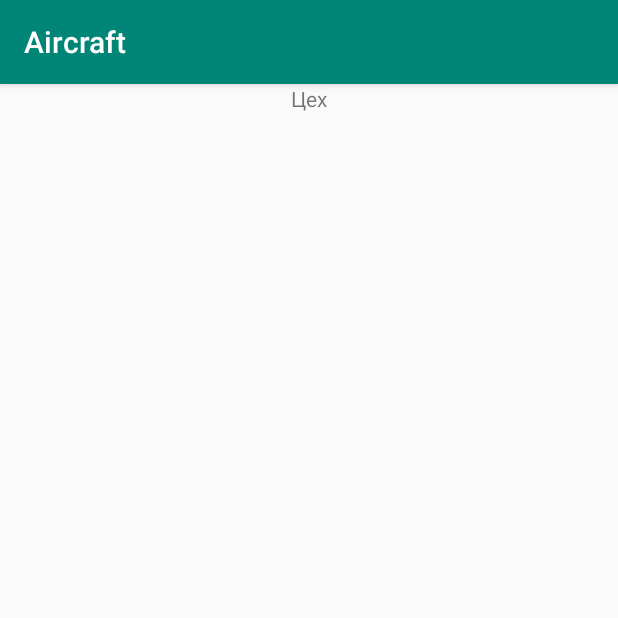
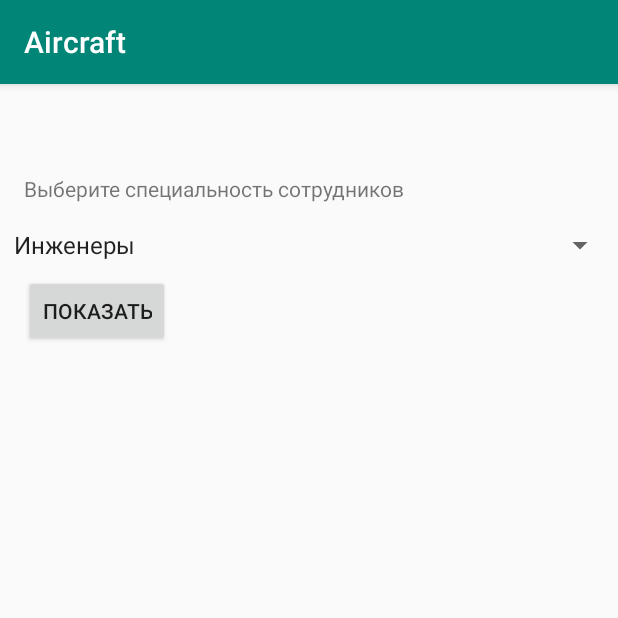
Before and after one commit to Meg-geek/android_learning, an Android app: the fragment StaffAllFragment shown on its own in the app's theme, on a phone screen of 412 x 824 dp, the top half of it. Run offline under Robolectric (Android 15) with nearby library versions, the phone set to English and light mode, and no system bars.

Commit message:
add staff main form

```diff
--- a/Aircraft/app/src/main/java/com/nsu/db/aircraft/view/MainActivity.java
+++ b/Aircraft/app/src/main/java/com/nsu/db/aircraft/view/MainActivity.java
@@ -18,6 +18,7 @@ import com.nsu.db.aircraft.R;
 import com.nsu.db.aircraft.view.company.company.CompanyFragment;
 import com.nsu.db.aircraft.view.company.guild.GuildMainFragment;
 import com.nsu.db.aircraft.view.company.site.SiteMainFragment;
+import com.nsu.db.aircraft.view.staff.StaffMainFragment;
 
 
 public class MainActivity extends AppCompatActivity
@@ -76,6 +77,9 @@ public class MainActivity extends AppCompatActivity
             case R.id.site_menu_item:
                 startFragment(new SiteMainFragment());
                 break;
+            case R.id.staff_menu_item:
+                startFragment(new StaffMainFragment());
+                break;
             default:
                 startFragment(new HomeFragment());
         }
--- a/Aircraft/app/src/main/java/com/nsu/db/aircraft/view/company/guild/GuildDetailFragment.java
+++ b/Aircraft/app/src/main/java/com/nsu/db/aircraft/view/company/guild/GuildDetailFragment.java
@@ -100,6 +100,7 @@ public class GuildDetailFragment extends FragmentWithFragmentActivity {
                             return;
                         }
                         showTextOnScreen(GUILD_SUCCESSFUL_ADD);
+                        startFragment(new GuildMainFragment());
                     }
 
                     @Override
--- a/Aircraft/app/src/main/java/com/nsu/db/aircraft/view/FragmentSecond.java
+++ b/Aircraft/app/src/main/java/com/nsu/db/aircraft/view/staff/StaffAllFragment.java
@@ -1,5 +1,4 @@
-package com.nsu.db.aircraft.view;
-
+package com.nsu.db.aircraft.view.staff;
 
 import android.os.Bundle;
 import android.view.LayoutInflater;
@@ -10,11 +9,9 @@ import androidx.fragment.app.Fragment;
 
 import com.nsu.db.aircraft.R;
 
+public class StaffAllFragment extends Fragment {
 
-public class FragmentSecond extends Fragment {
-
-
-    public FragmentSecond() {
+    public StaffAllFragment() {
         // Required empty public constructor
     }
 
@@ -23,7 +20,6 @@ public class FragmentSecond extends Fragment {
     public View onCreateView(LayoutInflater inflater, ViewGroup container,
                              Bundle savedInstanceState) {
         // Inflate the layout for this fragment
-        return inflater.inflate(R.layout.fragment_fragment_second, container, false);
+        return inflater.inflate(R.layout.fragment_staff_all, container, false);
     }
-
 }
--- a/Aircraft/app/src/main/res/layout/fragment_fragment_second.xml
+++ /dev/null
@@ -1,18 +0,0 @@
-<?xml version="1.0" encoding="utf-8"?>
-<androidx.constraintlayout.widget.ConstraintLayout xmlns:android="http://schemas.android.com/apk/res/android"
-    xmlns:app="http://schemas.android.com/apk/res-auto"
-    xmlns:tools="http://schemas.android.com/tools"
-    android:layout_width="match_parent"
-    android:layout_height="match_parent"
-    tools:context=".view.FragmentSecond">
-
-
-    <TextView
-        android:id="@+id/textView3"
-        android:layout_width="wrap_content"
-        android:layout_height="wrap_content"
-        android:text="Цех"
-        app:layout_constraintEnd_toEndOf="parent"
-        app:layout_constraintStart_toStartOf="parent"
-        tools:layout_editor_absoluteY="344dp" />
-</androidx.constraintlayout.widget.ConstraintLayout>
--- /dev/null
+++ b/Aircraft/app/src/main/res/layout/fragment_staff_all.xml
@@ -0,0 +1,66 @@
+<?xml version="1.0" encoding="utf-8"?>
+<androidx.constraintlayout.widget.ConstraintLayout xmlns:android="http://schemas.android.com/apk/res/android"
+    xmlns:app="http://schemas.android.com/apk/res-auto"
+    xmlns:tools="http://schemas.android.com/tools"
+    android:layout_width="match_parent"
+    android:layout_height="match_parent"
+    tools:context=".view.staff.StaffAllFragment">
+
+
+    <TextView
+        android:id="@+id/load_text"
+        android:layout_width="109dp"
+        android:layout_height="33dp"
+        android:layout_marginTop="16dp"
+        android:text="@string/load_text"
+        android:textSize="20sp"
+        android:visibility="invisible"
+        app:layout_constraintBottom_toBottomOf="parent"
+        app:layout_constraintEnd_toEndOf="parent"
+        app:layout_constraintStart_toStartOf="parent"
+        app:layout_constraintTop_toBottomOf="@+id/staff_category_spinner" />
+
+    <ListView
+        android:id="@+id/staff_list_view"
+        android:layout_width="match_parent"
+        android:layout_height="wrap_content"
+        android:layout_marginTop="24dp"
+        app:layout_constraintBottom_toBottomOf="parent"
+        app:layout_constraintEnd_toEndOf="parent"
+        app:layout_constraintStart_toStartOf="parent"
+        app:layout_constraintTop_toBottomOf="@+id/staff_category_spinner" />
+
+    <TextView
+        android:id="@+id/textView3"
+        android:layout_width="wrap_content"
+        android:layout_height="wrap_content"
+        android:layout_marginStart="16dp"
+        android:layout_marginTop="60dp"
+        android:text="@string/choose_category_text"
+        app:layout_constraintStart_toStartOf="parent"
+        app:layout_constraintTop_toTopOf="parent" />
+
+    <Spinner
+        android:id="@+id/staff_category_spinner"
+        android:layout_width="409dp"
+        android:layout_height="wrap_content"
+        android:layout_marginStart="16dp"
+        android:layout_marginTop="16dp"
+        android:layout_marginEnd="16dp"
+        android:entries="@array/staff_categories"
+        app:layout_constraintEnd_toEndOf="parent"
+        app:layout_constraintStart_toStartOf="parent"
+        app:layout_constraintTop_toBottomOf="@+id/textView3" />
+
+    <Button
+        android:id="@+id/show_staff"
+        android:layout_width="wrap_content"
+        android:layout_height="wrap_content"
+        android:layout_marginStart="16dp"
+        android:layout_marginTop="8dp"
+        android:text="@string/show"
+        app:layout_constraintStart_toStartOf="parent"
+        app:layout_constraintTop_toBottomOf="@+id/staff_category_spinner" />
+
+
+</androidx.constraintlayout.widget.ConstraintLayout>
--- a/Aircraft/app/src/main/res/values/strings.xml
+++ b/Aircraft/app/src/main/res/values/strings.xml
@@ -14,6 +14,12 @@
     <string name="company_menu_item_text">Предприятие</string>
     <string name="guild_menu_item_text">Цех</string>
     <string name="site_menu_item_text">Участок</string>
+    <string name="staff_title">Персонал</string>
+    <string name="staff_menu_title">Сотрудники</string>
+    <string name="products_menu_title">Продукция</string>
+    <string name="products_title">Изделия</string>
+    <string name="tests_title">Испытания</string>
+    <string name="test_labs_title">Испытательные лаборатории</string>
 
     <!--Company fragment string resources-->
     <string name="button_show_all_companies_text">Показать все предприятия</string>
@@ -28,6 +34,22 @@
     <string name="button_show_all_sites_text">Показать все участки</string>
     <string name="button_add_site_text">Добавить участок</string>
 
+    <!--Staff fragment string resources-->
+    <string name="button_show_all_staff_text">Показать всех сотрудников</string>
+    <string name="button_add_staff_text">Добавить сотрудника</string>
+
+    <!--Staff all fragment-->
+    <string name="choose_category_text">Выберите специальность сотрудников</string>
+    <string-array name="staff_categories">
+        <item>Инженеры</item>
+        <item>Техники</item>
+        <item>Сборщики</item>
+        <item>Токари</item>
+        <item>Слесари</item>
+        <item>Сварщики</item>
+        <item>Испытатели</item>
+        <item>Все</item>
+    </string-array>
 
     <!--Add company fragment -->
     <string name="add_company_text">Добавить предприятие</string>
@@ -61,5 +83,6 @@
     <string name="dialog_cancel">Отмена</string>
     <string name="change">Изменить</string>
     <string name="save_all">Сохранить все изменения</string>
+    <string name="show">Показать</string>
 
 </resources>
```
Also changed, not shown: Aircraft/app/src/main/java/com/nsu/db/aircraft/view/staff/StaffMainFragment.java (added, +34 -0 lines), Aircraft/app/src/main/res/layout/fragment_staff_main.xml (added, +48 -0 lines), Aircraft/app/src/main/res/menu/drawer_menu.xml (+28 -0 lines), Aircraft/app/src/main/res/drawable-nodpi/staff.jpg (added).
